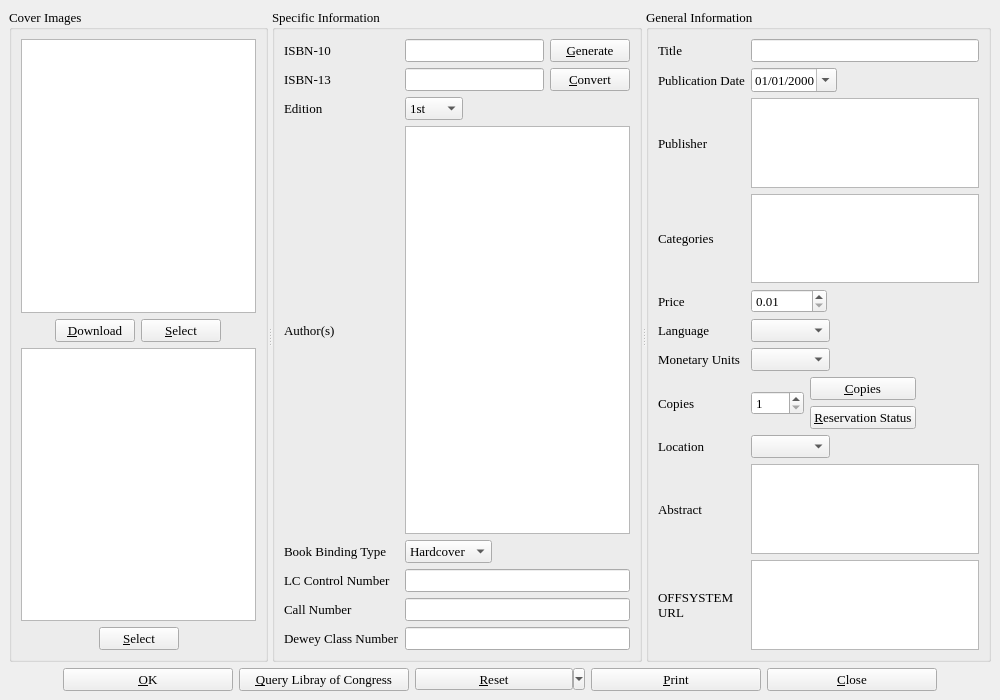
This is bookinfo.ui in textbrowser/biblioteq as Qt 5 draws it before an edit. The edited form follows.
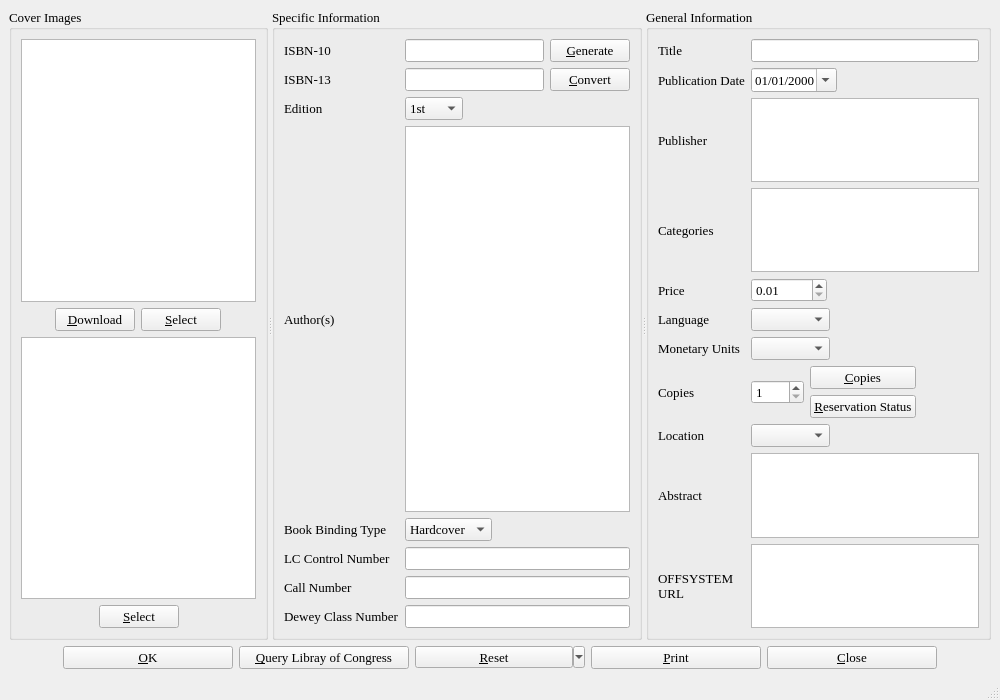
This is the edited form. Icons and pictures are not drawn. Custom widgets are drawn as their Qt base class.

Commit message: Discovered some issues with the threaded query. Preparing for 6.08. Adding status messages to the various item windows. Using more deleteLater() calls, whereever appropriate.

The edit to the form file:
```diff
--- a/bookinfo.ui
+++ b/bookinfo.ui
@@ -1060,6 +1060,7 @@
     </item>
    </layout>
   </widget>
+  <widget class="QStatusBar" name="statusBar" />
  </widget>
  <customwidgets>
   <customwidget>
```
The commit also changes 7 other files.
